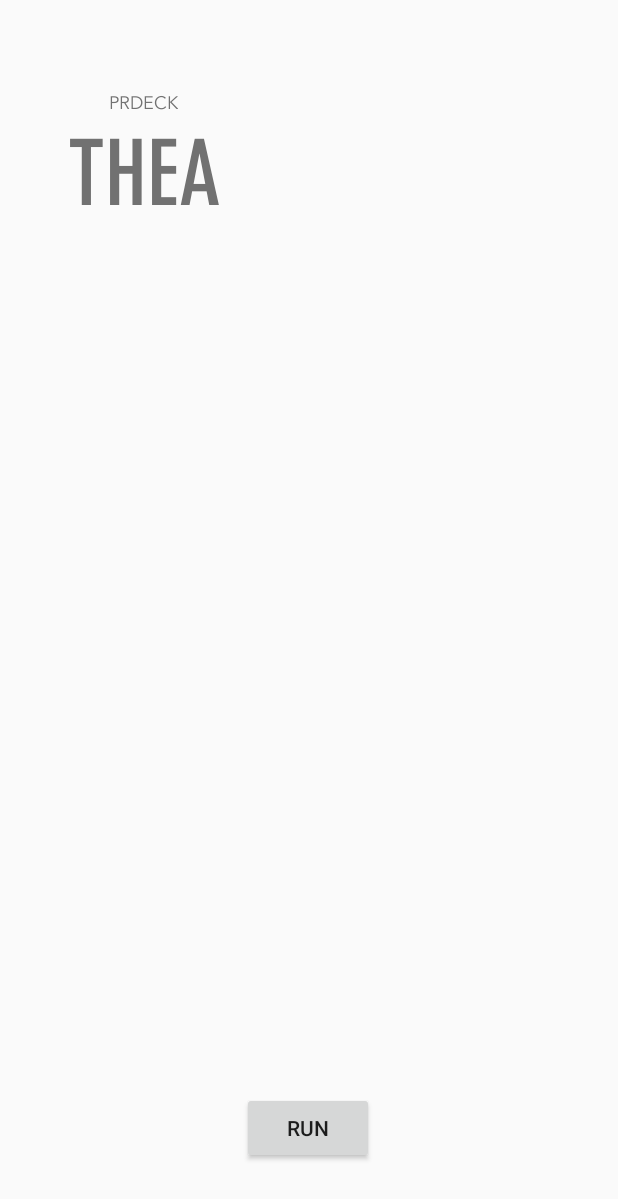
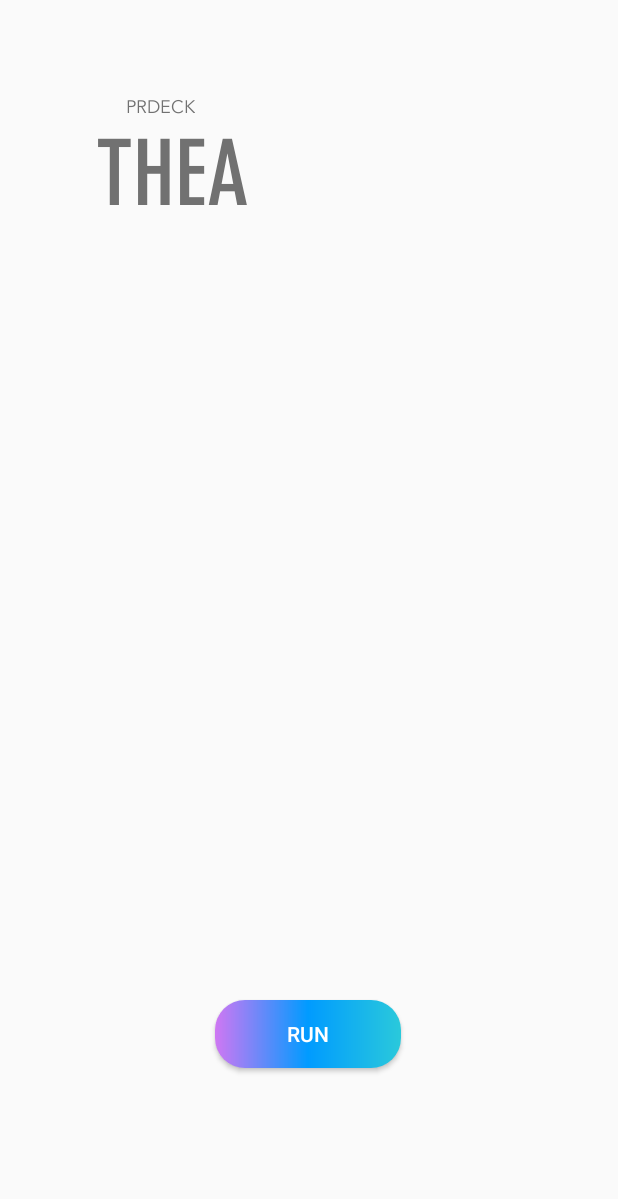
Before and after one commit to eken25/Thea, an Android app: the screen it shows after launch (MainActivity), on a phone screen of 412 x 824 dp. Shown: the top 1199 px of the screen. Run offline under Robolectric (Android 15) with nearby library versions, the phone set to English and light mode, and no system bars.

Commit message:
Changed to a visually appealing button design App now displays upload status

```diff
--- a/app/src/main/java/com/prdeck/thea/AppDataIntentService.java
+++ b/app/src/main/java/com/prdeck/thea/AppDataIntentService.java
@@ -13,6 +13,8 @@
 import android.util.Log;
 import androidx.annotation.NonNull;
 import androidx.core.app.JobIntentService;
+import androidx.localbroadcastmanager.content.LocalBroadcastManager;
+
 import com.google.android.gms.tasks.OnFailureListener;
 import com.google.android.gms.tasks.OnSuccessListener;
 import com.google.firebase.storage.FirebaseStorage;
@@ -151,6 +153,7 @@
             public void onFailure(@NonNull Exception e) {
                 Log.d(TAG, "Unsuccessfully uploaded the data");
                 e.printStackTrace();
+                sendStatus(0);
             }
         });
         ut.addOnSuccessListener(new OnSuccessListener<UploadTask.TaskSnapshot>() {
@@ -158,6 +161,8 @@
             public void onSuccess(UploadTask.TaskSnapshot taskSnapshot) {
                 Log.d(TAG, "Successfully uploaded the data");
                 saveTimeStamp();
+                sendStatus(1);
+
             }
         });
 
@@ -172,6 +177,13 @@
     @Override
     public void onDestroy() {
         super.onDestroy();
+    }
+
+    private void sendStatus(int status){
+        Intent intent = new Intent(Const.ACTION_COMPLETE);
+        intent.putExtra(Const.EXTRA_STATUS, status);
+        LocalBroadcastManager.getInstance(AppDataIntentService.this)
+                .sendBroadcast(intent);
     }
 
     static void enqueueWork(Context context) {
--- /dev/null
+++ b/app/src/main/java/com/prdeck/thea/Const.java
@@ -0,0 +1,7 @@
+package com.prdeck.thea;
+
+public class Const {
+    public final static String ACTION_COMPLETE = "actioncomplete";
+    public final static String EXTRA_STATUS = "status";
+
+}
--- a/app/src/main/java/com/prdeck/thea/MainActivity.java
+++ b/app/src/main/java/com/prdeck/thea/MainActivity.java
@@ -1,15 +1,21 @@
 package com.prdeck.thea;
 
 import androidx.appcompat.app.AppCompatActivity;
+import androidx.localbroadcastmanager.content.LocalBroadcastManager;
+
+import android.content.BroadcastReceiver;
 import android.content.Context;
 import android.app.AppOpsManager;
 import android.content.Intent;
+import android.content.IntentFilter;
 import android.os.Process;
 import android.os.Bundle;
 import android.provider.Settings;
 import android.view.View;
 import android.widget.Button;
 import android.widget.TextView;
+
+import static com.prdeck.thea.Const.ACTION_COMPLETE;
 
 
 public class MainActivity extends AppCompatActivity {
@@ -32,9 +38,25 @@
                 }
             }
         });
-
+        IntentFilter filter = new IntentFilter(ACTION_COMPLETE);
+        LocalBroadcastManager.getInstance(this).registerReceiver(mBrodcastReceiver, filter);
     }
 
+    BroadcastReceiver mBrodcastReceiver = new BroadcastReceiver() {
+        @Override
+        public void onReceive(Context context, Intent intent) {
+            String action = intent.getAction();
+            if(action == ACTION_COMPLETE){
+                int status = intent.getIntExtra(Const.EXTRA_STATUS,0);
+                if(status == 1){
+                    mTxt.setText(getString(R.string.action_complete));
+                }else{
+                    mTxt.setText(getString(R.string.action_not_complete));
+                }
+
+            }
+        }
+    };
 
     private boolean checkForPermission(Context context) {
         AppOpsManager appOps = (AppOpsManager) context.getSystemService(Context.APP_OPS_SERVICE);
--- /dev/null
+++ b/app/src/main/res/drawable/roundedbuttons.xml
@@ -0,0 +1,19 @@
+<?xml version="1.0" encoding="utf-8"?>
+<shape xmlns:android="http://schemas.android.com/apk/res/android"
+    android:shape="rectangle">
+    <padding
+        android:bottom="1dp"
+        android:left="1dp"
+        android:right="1dp"
+        android:top="1dp" >
+    </padding>
+    <gradient
+        android:angle="0"
+        android:centerColor="#009BFF"
+        android:centerX="0.5"
+        android:centerY="0.5"
+        android:endColor="#2AC9DB"
+        android:startColor="#CF77F3"
+        android:type="linear"/>
+    <corners android:radius="20dp"></corners>
+</shape>
--- a/app/src/main/res/layout/activity_main.xml
+++ b/app/src/main/res/layout/activity_main.xml
@@ -7,47 +7,54 @@
     tools:context=".MainActivity">
 
     <TextView
+        android:id="@+id/prdeck"
         android:layout_width="wrap_content"
         android:layout_height="wrap_content"
-        android:layout_marginTop="8dp"
-        android:layout_marginBottom="544dp"
-        android:fontFamily="@font/din"
-        android:padding="45dp"
-        android:text="THEA"
+        android:layout_marginTop="64dp"
+        android:layout_marginLeft="84dp"
+        android:fontFamily="@font/avenir"
+        android:text="PRDECK"
         android:textColor="#717171"
-        android:textSize="60dp"
-        app:layout_constraintBottom_toBottomOf="parent"
-        app:layout_constraintTop_toTopOf="parent"
-        app:layout_constraintVertical_bias="0.244"
-        tools:layout_editor_absoluteX="16dp" />
+        android:textSize="12dp"
+        app:layout_constraintLeft_toLeftOf="parent"
+        app:layout_constraintTop_toTopOf="parent" />
 
     <TextView
-        android:id="@+id/textView"
         android:layout_width="wrap_content"
         android:layout_height="wrap_content"
         android:layout_marginTop="16dp"
-        android:layout_marginEnd="248dp"
-        android:fontFamily="@font/avenir"
-        android:padding="45dp"
-        android:text="PRDECK"
+        android:layout_marginLeft="64dp"
+        android:fontFamily="@font/din"
+        android:text="THEA"
+        android:id="@+id/thea"
         android:textColor="#717171"
-        android:textSize="12dp"
-        app:layout_constraintEnd_toEndOf="parent"
-        app:layout_constraintTop_toTopOf="parent" />
+        android:textSize="60dp"
+        app:layout_constraintLeft_toLeftOf="parent"
+        app:layout_constraintTop_toTopOf="@id/prdeck" />
+
+
 
     <ScrollView
         android:id="@+id/scroll"
-        android:layout_width="344dp"
-        android:layout_height="501dp"
-        android:layout_marginTop="172dp"
-        app:layout_constraintTop_toTopOf="parent"
-        tools:layout_editor_absoluteX="33dp">
+        android:layout_width="wrap_content"
+        android:layout_height="wrap_content"
+        android:layout_marginTop="150dp"
+        android:layout_marginEnd="16dp"
+        android:layout_marginLeft="16dp"
+        android:scrollbars="none"
+        app:layout_constraintBottom_toTopOf="@+id/buttonPanel"
+        app:layout_constraintRight_toRightOf="parent"
+        app:layout_constraintLeft_toLeftOf="parent"
+        app:layout_constraintTop_toBottomOf="@id/thea">
+
 
         <TextView
             android:id="@+id/output"
             android:layout_width="wrap_content"
             android:layout_height="wrap_content"
-            android:padding="50dp"
+            android:padding="16dp"
+            android:fontFamily="@font/avenir"
+            android:textSize="26sp"
             app:layout_constraintLeft_toLeftOf="parent"
             app:layout_constraintRight_toRightOf="parent"
             app:layout_constraintTop_toTopOf="parent" />
@@ -55,12 +62,14 @@
 
     <Button
         android:id="@+id/buttonPanel"
-        android:layout_width="wrap_content"
-        android:layout_height="wrap_content"
+        android:layout_width="124dp"
+        android:layout_height="45dp"
         android:layout_marginStart="8dp"
         android:layout_marginEnd="8dp"
-        android:layout_marginBottom="48dp"
+        android:layout_marginBottom="112dp"
+        android:background="@drawable/roundedbuttons"
         android:text="Run"
+        android:textColor="#FFFFFF"
         app:layout_constraintBottom_toBottomOf="parent"
         app:layout_constraintEnd_toEndOf="parent"
         app:layout_constraintHorizontal_bias="0.498"
--- a/app/src/main/res/values/colors.xml
+++ b/app/src/main/res/values/colors.xml
@@ -1,6 +1,6 @@
 <?xml version="1.0" encoding="utf-8"?>
 <resources>
-    <color name="colorPrimary">#008577</color>
-    <color name="colorPrimaryDark">#00574B</color>
-    <color name="colorAccent">#D81B60</color>
+    <color name="colorPrimary">#009BFF</color>
+    <color name="colorPrimaryDark">#009BFF</color>
+    <color name="colorAccent">#009BFF</color>
 </resources>
--- a/app/src/main/res/values/strings.xml
+++ b/app/src/main/res/values/strings.xml
@@ -1,3 +1,5 @@
 <resources>
     <string name="app_name">Thea</string>
+    <string name="action_complete">Successfully uploaded data</string>
+    <string name="action_not_complete">Failed to upload data</string>
 </resources>
```
Also changed, not shown: app/src/main/res/drawable/bg.png (added).
